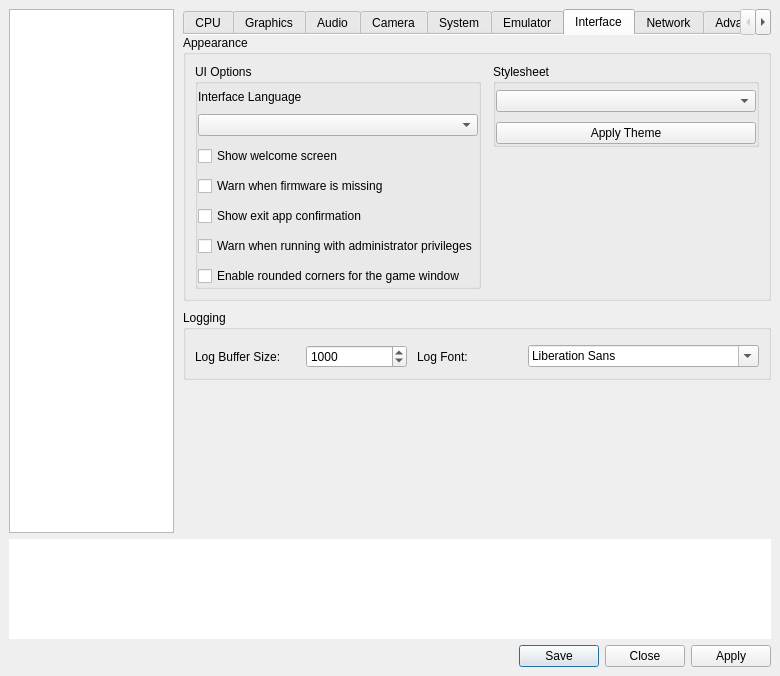
Above: vita3k/gui-qt/src/settings_dialog.ui from Vita3K/Vita3K before the change. Below: the same form after it.
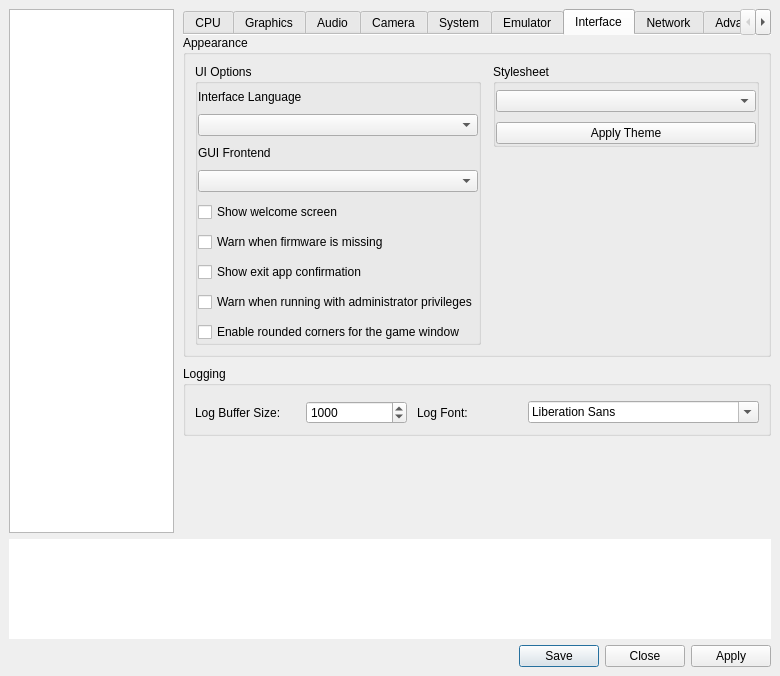
That is the form after the change. The open tabs and pages were chosen to show the change.

The edit to the form file:
```diff
--- a/vita3k/gui-qt/src/settings_dialog.ui
+++ b/vita3k/gui-qt/src/settings_dialog.ui
@@ -2302,6 +2302,23 @@
                    <item>
                     <widget class="QComboBox" name="ui_language_box"/>
                    </item>
+                    <item>
+                     <widget class="QLabel" name="gui_backend_label">
+                      <property name="toolTip">
+                       <string>The selection takes effect after restarting Vita3K.</string>
+                      </property>
+                      <property name="text">
+                       <string>GUI Frontend</string>
+                      </property>
+                     </widget>
+                    </item>
+                    <item>
+                     <widget class="QComboBox" name="gui_backend_box">
+                      <property name="toolTip">
+                       <string>The selection takes effect after restarting Vita3K.</string>
+                      </property>
+                     </widget>
+                    </item>
                    <item>
                     <widget class="QCheckBox" name="show_welcome">
                      <property name="text">
```
